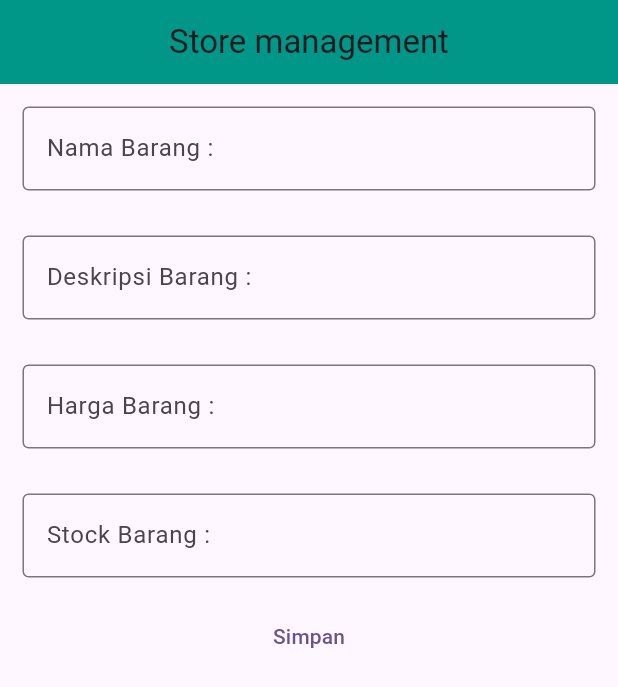
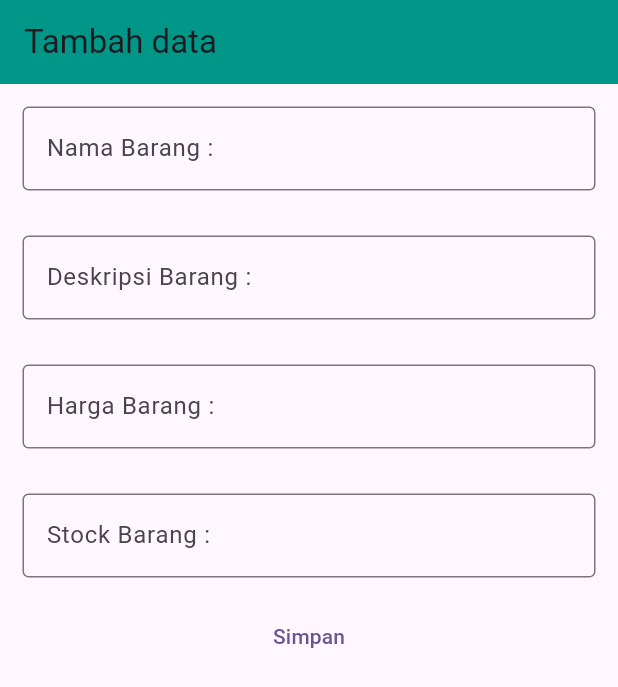
Before and after one commit to isaanita/managementStore_app, a Flutter app: the screen it shows after launch, after a tap on "Simpan", on a phone screen of 412 x 824 dp. Shown: the top 687 px of the screen. Run offline on Flutter 3.47's test engine with Material 2 defaults, Android fonts, the phone set to English and light mode, and no system bars; network calls fail.

Commit message:
edited button, added import dart:async

```diff
--- a/lib/modules/halaman_utama/halaman_utama_screen.dart
+++ b/lib/modules/halaman_utama/halaman_utama_screen.dart
@@ -14,6 +14,7 @@ class HalamanUtamaScreen extends StatefulWidget {
 }
 
 class _HalamanUtamaScreenState extends State<HalamanUtamaScreen> {
+  bool editForm = false;
   bool result = false;
 
   // menyimpan hasil inputan
@@ -43,7 +44,7 @@ class _HalamanUtamaScreenState extends State<HalamanUtamaScreen> {
   Widget build(BuildContext context) {
     return Scaffold(
         appBar: AppBar(
-          title: Center(child: Text(widget.title!)),
+          title: Text("${editForm ? "Perbarui" : "Tambah"} data"),
           backgroundColor: Colors.teal,
           actions: const [],
         ),
@@ -62,7 +63,8 @@ class _HalamanUtamaScreenState extends State<HalamanUtamaScreen> {
               child: TextFormField(
                 controller: description,
                 decoration: const InputDecoration(
-                    labelText: 'Deskripsi Barang :', border: OutlineInputBorder()),
+                    labelText: 'Deskripsi Barang :',
+                    border: OutlineInputBorder()),
               ),
             ),
             Padding(
@@ -82,8 +84,12 @@ class _HalamanUtamaScreenState extends State<HalamanUtamaScreen> {
               ),
             ),
             TextButton(
-                onPressed: () {
-                  Navigator.pushNamed(context, "/products/add");
+                onPressed: () async {
+                  result = await managementService.createStore(
+                      title.text, description.text, price.text, stock.text);
+                  if (result) {
+                    Navigator.pop(context);
+                  }
                 },
                 child: const Text('Simpan'))
           ],
```
Also changed, not shown: lib/modules/management_product/management_screen.dart (+8 -1 lines).
